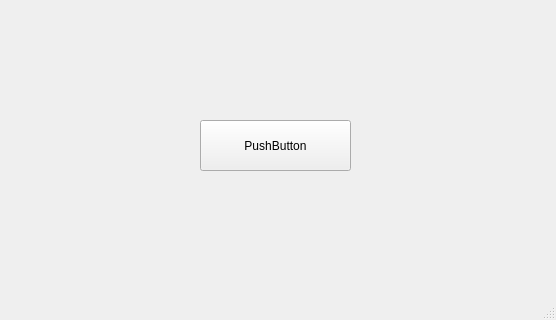
Before: the Qt Designer form button.ui in VadimGlazkowUr/Draw_circles2, drawn with Qt 5.
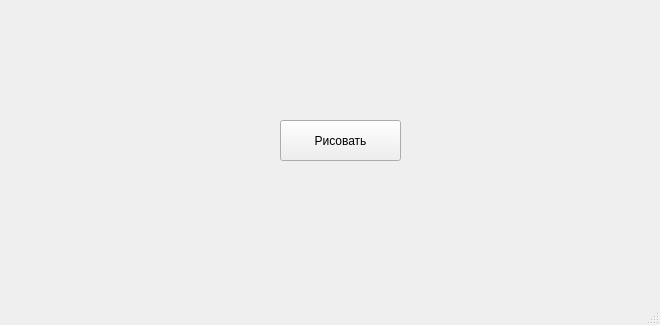
After: the same form once the commit is applied.

Commit message: Рисование желтых кругов по нажатию кнопки

The edit to the form file:
```diff
--- a/button.ui
+++ b/button.ui
@@ -6,8 +6,8 @@
    <rect>
     <x>0</x>
     <y>0</y>
-    <width>556</width>
-    <height>320</height>
+    <width>660</width>
+    <height>325</height>
    </rect>
   </property>
   <property name="windowTitle">
@@ -17,14 +17,14 @@
    <widget class="QPushButton" name="pushButton">
     <property name="geometry">
      <rect>
-      <x>200</x>
+      <x>280</x>
       <y>120</y>
-      <width>151</width>
-      <height>51</height>
+      <width>121</width>
+      <height>41</height>
      </rect>
     </property>
     <property name="text">
-     <string>PushButton</string>
+     <string>Рисовать</string>
     </property>
    </widget>
   </widget>
```
Left out of the diff: 2 changed lines with no effect on the pictures. The commit also changes 1 other file.
